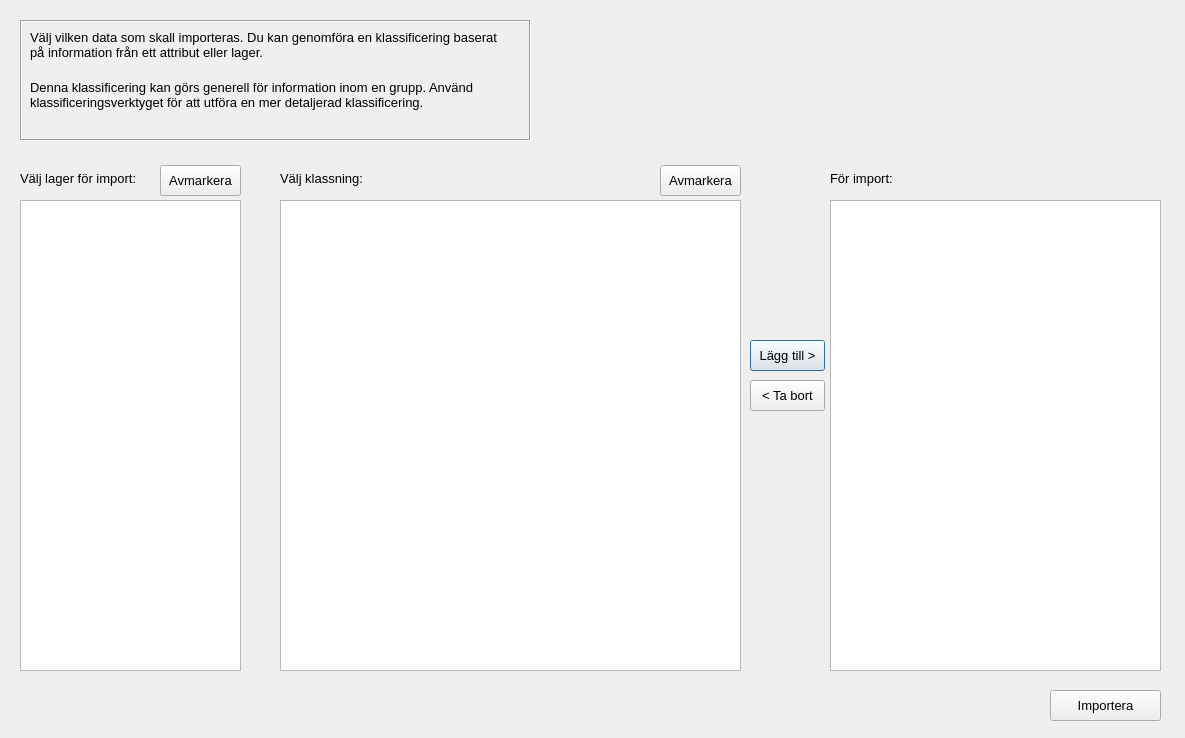
Qt form ui/layer_selector.ui (co-city/QGYF) before a commit.
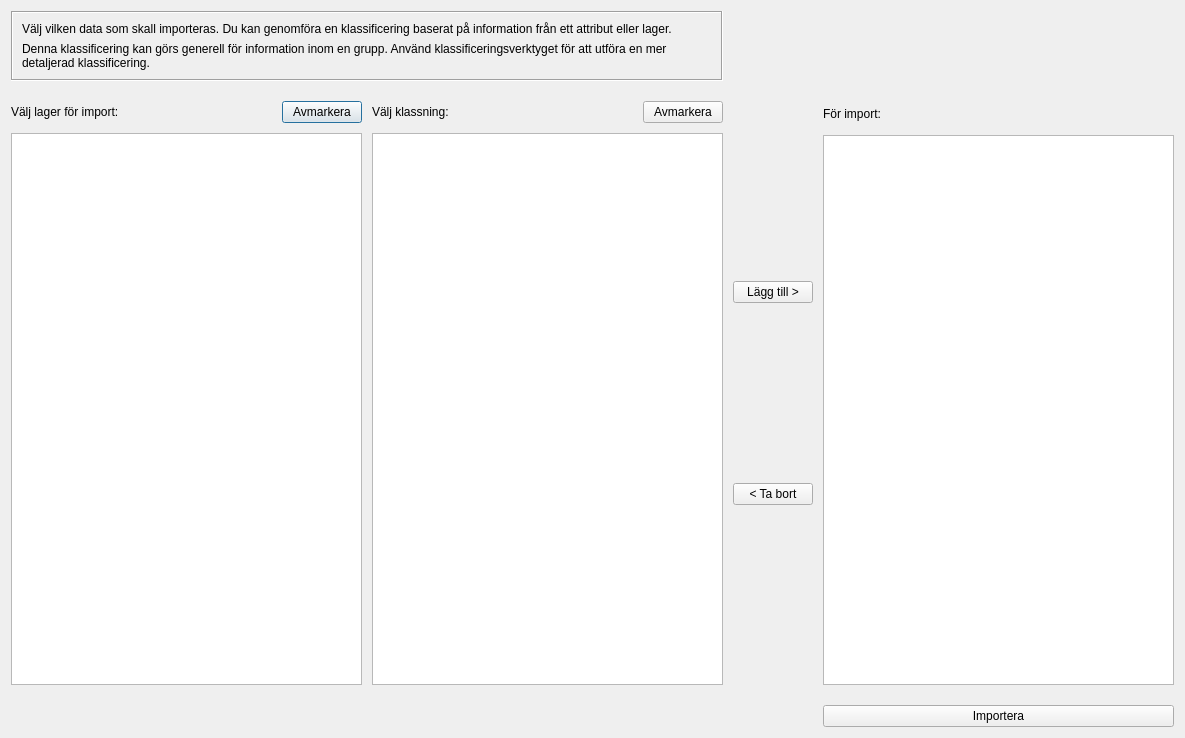
The same form after that commit. Icons and pictures are not drawn.

Diff of the .ui file:
```diff
--- a/ui/layer_selector.ui
+++ b/ui/layer_selector.ui
@@ -10,10 +10,16 @@
     <height>738</height>
    </rect>
   </property>
+  <property name="sizePolicy">
+   <sizepolicy hsizetype="Expanding" vsizetype="Expanding">
+    <horstretch>0</horstretch>
+    <verstretch>0</verstretch>
+   </sizepolicy>
+  </property>
   <property name="font">
    <font>
     <family>Tahoma</family>
-    <pointsize>10</pointsize>
+    <pointsize>9</pointsize>
    </font>
   </property>
   <property name="windowTitle">
@@ -23,286 +29,264 @@
    <iconset>
     <normaloff>:/plugins/qgyf/assets/leaf.png</normaloff>:/plugins/qgyf/assets/leaf.png</iconset>
   </property>
-  <widget class="QLabel" name="label">
-   <property name="geometry">
-    <rect>
-     <x>20</x>
-     <y>170</y>
-     <width>141</width>
-     <height>16</height>
-    </rect>
+  <layout class="QGridLayout" name="gridLayout_5" rowstretch="0,0,0">
+   <property name="horizontalSpacing">
+    <number>10</number>
    </property>
-   <property name="text">
-    <string>Välj lager för import:</string>
+   <property name="verticalSpacing">
+    <number>20</number>
    </property>
-  </widget>
-  <widget class="QListView" name="layers">
-   <property name="geometry">
-    <rect>
-     <x>20</x>
-     <y>200</y>
-     <width>221</width>
-     <height>471</height>
-    </rect>
-   </property>
-   <property name="palette">
-    <palette>
-     <active>
-      <colorrole role="Highlight">
-       <brush brushstyle="SolidPattern">
-        <color alpha="255">
-         <red>0</red>
-         <green>170</green>
-         <blue>255</blue>
-        </color>
-       </brush>
-      </colorrole>
-     </active>
-     <inactive>
-      <colorrole role="Highlight">
-       <brush brushstyle="SolidPattern">
-        <color alpha="255">
-         <red>0</red>
-         <green>170</green>
-         <blue>255</blue>
-        </color>
-       </brush>
-      </colorrole>
-     </inactive>
-     <disabled>
-      <colorrole role="Highlight">
-       <brush brushstyle="SolidPattern">
-        <color alpha="255">
-         <red>0</red>
-         <green>120</green>
-         <blue>215</blue>
-        </color>
-       </brush>
-      </colorrole>
-     </disabled>
-    </palette>
-   </property>
-   <property name="editTriggers">
-    <set>QAbstractItemView::NoEditTriggers</set>
-   </property>
-  </widget>
-  <widget class="QLabel" name="label_2">
-   <property name="geometry">
-    <rect>
-     <x>280</x>
-     <y>170</y>
-     <width>91</width>
-     <height>16</height>
-    </rect>
-   </property>
-   <property name="text">
-    <string>Välj klassning:</string>
-   </property>
-  </widget>
-  <widget class="QListView" name="importItems">
-   <property name="geometry">
-    <rect>
-     <x>830</x>
-     <y>200</y>
-     <width>331</width>
-     <height>471</height>
-    </rect>
-   </property>
-   <property name="editTriggers">
-    <set>QAbstractItemView::NoEditTriggers</set>
-   </property>
-   <property name="showDropIndicator" stdset="0">
-    <bool>false</bool>
-   </property>
-  </widget>
-  <widget class="QLabel" name="label_3">
-   <property name="geometry">
-    <rect>
-     <x>830</x>
-     <y>170</y>
-     <width>81</width>
-     <height>16</height>
-    </rect>
-   </property>
-   <property name="text">
-    <string>För import:</string>
-   </property>
-  </widget>
-  <widget class="QPushButton" name="addButton">
-   <property name="geometry">
-    <rect>
-     <x>750</x>
-     <y>340</y>
-     <width>75</width>
-     <height>31</height>
-    </rect>
-   </property>
-   <property name="text">
-    <string>Lägg till &gt;</string>
-   </property>
-  </widget>
-  <widget class="QPushButton" name="okButton">
-   <property name="geometry">
-    <rect>
-     <x>1050</x>
-     <y>690</y>
-     <width>111</width>
-     <height>31</height>
-    </rect>
-   </property>
-   <property name="text">
-    <string>Importera</string>
-   </property>
-  </widget>
-  <widget class="QListView" name="classifications">
-   <property name="geometry">
-    <rect>
-     <x>280</x>
-     <y>200</y>
-     <width>461</width>
-     <height>471</height>
-    </rect>
-   </property>
-   <property name="palette">
-    <palette>
-     <active>
-      <colorrole role="Highlight">
-       <brush brushstyle="SolidPattern">
-        <color alpha="255">
-         <red>0</red>
-         <green>170</green>
-         <blue>255</blue>
-        </color>
-       </brush>
-      </colorrole>
-     </active>
-     <inactive>
-      <colorrole role="Highlight">
-       <brush brushstyle="SolidPattern">
-        <color alpha="255">
-         <red>0</red>
-         <green>170</green>
-         <blue>255</blue>
-        </color>
-       </brush>
-      </colorrole>
-     </inactive>
-     <disabled>
-      <colorrole role="Highlight">
-       <brush brushstyle="SolidPattern">
-        <color alpha="255">
-         <red>0</red>
-         <green>120</green>
-         <blue>215</blue>
-        </color>
-       </brush>
-      </colorrole>
-     </disabled>
-    </palette>
-   </property>
-   <property name="editTriggers">
-    <set>QAbstractItemView::NoEditTriggers</set>
-   </property>
-  </widget>
-  <widget class="QFrame" name="frame">
-   <property name="enabled">
-    <bool>true</bool>
-   </property>
-   <property name="geometry">
-    <rect>
-     <x>20</x>
-     <y>20</y>
-     <width>511</width>
-     <height>121</height>
-    </rect>
-   </property>
-   <property name="autoFillBackground">
-    <bool>false</bool>
-   </property>
-   <property name="frameShape">
-    <enum>QFrame::Box</enum>
-   </property>
-   <property name="frameShadow">
-    <enum>QFrame::Sunken</enum>
-   </property>
-   <widget class="QLabel" name="label_4">
-    <property name="geometry">
-     <rect>
-      <x>10</x>
-      <y>10</y>
-      <width>481</width>
-      <height>41</height>
-     </rect>
-    </property>
-    <property name="text">
-     <string>Välj vilken data som skall importeras. Du kan genomföra en klassificering baserat på information från ett attribut eller lager. </string>
-    </property>
-    <property name="alignment">
-     <set>Qt::AlignLeading|Qt::AlignLeft|Qt::AlignTop</set>
-    </property>
-    <property name="wordWrap">
-     <bool>true</bool>
-    </property>
-   </widget>
-   <widget class="QLabel" name="label_5">
-    <property name="geometry">
-     <rect>
-      <x>10</x>
-      <y>60</y>
-      <width>481</width>
-      <height>41</height>
-     </rect>
-    </property>
-    <property name="text">
-     <string>Denna klassificering kan görs generell för information inom en grupp. Använd klassificeringsverktyget för att utföra en mer detaljerad klassificering.</string>
-    </property>
-    <property name="alignment">
-     <set>Qt::AlignLeading|Qt::AlignLeft|Qt::AlignTop</set>
-    </property>
-    <property name="wordWrap">
-     <bool>true</bool>
-    </property>
-   </widget>
-  </widget>
-  <widget class="QPushButton" name="removeButton">
-   <property name="geometry">
-    <rect>
-     <x>750</x>
-     <y>380</y>
-     <width>75</width>
-     <height>31</height>
-    </rect>
-   </property>
-   <property name="text">
-    <string>&lt; Ta bort</string>
-   </property>
-  </widget>
-  <widget class="QPushButton" name="layerAbort">
-   <property name="geometry">
-    <rect>
-     <x>160</x>
-     <y>165</y>
-     <width>81</width>
-     <height>31</height>
-    </rect>
-   </property>
-   <property name="text">
-    <string>Avmarkera</string>
-   </property>
-  </widget>
-  <widget class="QPushButton" name="qualityAbort">
-   <property name="geometry">
-    <rect>
-     <x>660</x>
-     <y>165</y>
-     <width>81</width>
-     <height>31</height>
-    </rect>
-   </property>
-   <property name="text">
-    <string>Avmarkera</string>
-   </property>
-  </widget>
+   <item row="0" column="0" colspan="2">
+    <widget class="QFrame" name="frame">
+     <property name="enabled">
+      <bool>true</bool>
+     </property>
+     <property name="sizePolicy">
+      <sizepolicy hsizetype="Expanding" vsizetype="Preferred">
+       <horstretch>0</horstretch>
+       <verstretch>0</verstretch>
+      </sizepolicy>
+     </property>
+     <property name="autoFillBackground">
+      <bool>false</bool>
+     </property>
+     <property name="frameShape">
+      <enum>QFrame::Box</enum>
+     </property>
+     <property name="frameShadow">
+      <enum>QFrame::Sunken</enum>
+     </property>
+     <layout class="QVBoxLayout" name="verticalLayout">
+      <item>
+       <widget class="QLabel" name="label_4">
+        <property name="text">
+         <string>Välj vilken data som skall importeras. Du kan genomföra en klassificering baserat på information från ett attribut eller lager. </string>
+        </property>
+        <property name="alignment">
+         <set>Qt::AlignLeading|Qt::AlignLeft|Qt::AlignTop</set>
+        </property>
+        <property name="wordWrap">
+         <bool>true</bool>
+        </property>
+       </widget>
+      </item>
+      <item>
+       <widget class="QLabel" name="label_5">
+        <property name="text">
+         <string>Denna klassificering kan görs generell för information inom en grupp. Använd klassificeringsverktyget för att utföra en mer detaljerad klassificering.</string>
+        </property>
+        <property name="alignment">
+         <set>Qt::AlignLeading|Qt::AlignLeft|Qt::AlignTop</set>
+        </property>
+        <property name="wordWrap">
+         <bool>true</bool>
+        </property>
+       </widget>
+      </item>
+     </layout>
+    </widget>
+   </item>
+   <item row="1" column="0">
+    <layout class="QGridLayout" name="gridLayout" columnstretch="1,0">
+     <property name="verticalSpacing">
+      <number>10</number>
+     </property>
+     <item row="0" column="0">
+      <widget class="QLabel" name="label">
+       <property name="text">
+        <string>Välj lager för import:</string>
+       </property>
+      </widget>
+     </item>
+     <item row="0" column="1">
+      <widget class="QPushButton" name="layerAbort">
+       <property name="sizePolicy">
+        <sizepolicy hsizetype="Preferred" vsizetype="Fixed">
+         <horstretch>0</horstretch>
+         <verstretch>0</verstretch>
+        </sizepolicy>
+       </property>
+       <property name="text">
+        <string>Avmarkera</string>
+       </property>
+      </widget>
+     </item>
+     <item row="1" column="0" colspan="2">
+      <widget class="QListView" name="layers">
+       <property name="palette">
+        <palette>
+         <active>
+          <colorrole role="Highlight">
+           <brush brushstyle="SolidPattern">
+            <color alpha="255">
+             <red>0</red>
+             <green>170</green>
+             <blue>255</blue>
+            </color>
+           </brush>
+          </colorrole>
+         </active>
+         <inactive>
+          <colorrole role="Highlight">
+           <brush brushstyle="SolidPattern">
+            <color alpha="255">
+             <red>0</red>
+             <green>170</green>
+             <blue>255</blue>
+            </color>
+           </brush>
+          </colorrole>
+         </inactive>
+         <disabled>
+          <colorrole role="Highlight">
+           <brush brushstyle="SolidPattern">
+            <color alpha="255">
+             <red>0</red>
+             <green>120</green>
+             <blue>215</blue>
+            </color>
+           </brush>
+          </colorrole>
+         </disabled>
+        </palette>
+       </property>
+       <property name="editTriggers">
+        <set>QAbstractItemView::NoEditTriggers</set>
+       </property>
+      </widget>
+     </item>
+    </layout>
+   </item>
+   <item row="1" column="1">
+    <layout class="QGridLayout" name="gridLayout_2" columnstretch="5,1">
+     <property name="verticalSpacing">
+      <number>10</number>
+     </property>
+     <item row="0" column="0">
+      <widget class="QLabel" name="label_2">
+       <property name="text">
+        <string>Välj klassning:</string>
+       </property>
+      </widget>
+     </item>
+     <item row="0" column="1">
+      <widget class="QPushButton" name="qualityAbort">
+       <property name="sizePolicy">
+        <sizepolicy hsizetype="Preferred" vsizetype="Fixed">
+         <horstretch>0</horstretch>
+         <verstretch>0</verstretch>
+        </sizepolicy>
+       </property>
+       <property name="text">
+        <string>Avmarkera</string>
+       </property>
+      </widget>
+     </item>
+     <item row="1" column="0" colspan="2">
+      <widget class="QListView" name="classifications">
+       <property name="palette">
+        <palette>
+         <active>
+          <colorrole role="Highlight">
+           <brush brushstyle="SolidPattern">
+            <color alpha="255">
+             <red>0</red>
+             <green>170</green>
+             <blue>255</blue>
+            </color>
+           </brush>
+          </colorrole>
+         </active>
+         <inactive>
+          <colorrole role="Highlight">
+           <brush brushstyle="SolidPattern">
+            <color alpha="255">
+             <red>0</red>
+             <green>170</green>
+             <blue>255</blue>
+            </color>
+           </brush>
+          </colorrole>
+         </inactive>
+         <disabled>
+          <colorrole role="Highlight">
+           <brush brushstyle="SolidPattern">
+            <color alpha="255">
+             <red>0</red>
+             <green>120</green>
+             <blue>215</blue>
+            </color>
+           </brush>
+          </colorrole>
+         </disabled>
+        </palette>
+       </property>
+       <property name="editTriggers">
+        <set>QAbstractItemView::NoEditTriggers</set>
+       </property>
+      </widget>
+     </item>
+    </layout>
+   </item>
+   <item row="1" column="2">
+    <layout class="QGridLayout" name="gridLayout_4">
+     <property name="verticalSpacing">
+      <number>0</number>
+     </property>
+     <item row="0" column="0">
+      <widget class="QPushButton" name="addButton">
+       <property name="text">
+        <string>Lägg till &gt;</string>
+       </property>
+      </widget>
+     </item>
+     <item row="1" column="0">
+      <widget class="QPushButton" name="removeButton">
+       <property name="text">
+        <string>&lt; Ta bort</string>
+       </property>
+      </widget>
+     </item>
+    </layout>
+   </item>
+   <item row="1" column="3">
+    <layout class="QGridLayout" name="gridLayout_3">
+     <property name="topMargin">
+      <number>6</number>
+     </property>
+     <property name="verticalSpacing">
+      <number>14</number>
+     </property>
+     <item row="1" column="0">
+      <widget class="QListView" name="importItems">
+       <property name="editTriggers">
+        <set>QAbstractItemView::NoEditTriggers</set>
+       </property>
+       <property name="showDropIndicator" stdset="0">
+        <bool>false</bool>
+       </property>
+      </widget>
+     </item>
+     <item row="0" column="0">
+      <widget class="QLabel" name="label_3">
+       <property name="text">
+        <string>För import:</string>
+       </property>
+       <property name="alignment">
+        <set>Qt::AlignBottom|Qt::AlignLeading|Qt::AlignLeft</set>
+       </property>
+      </widget>
+     </item>
+    </layout>
+   </item>
+   <item row="2" column="3">
+    <widget class="QPushButton" name="okButton">
+     <property name="text">
+      <string>Importera</string>
+     </property>
+    </widget>
+   </item>
+  </layout>
  </widget>
  <resources>
   <include location="../resources.py"/>
```
